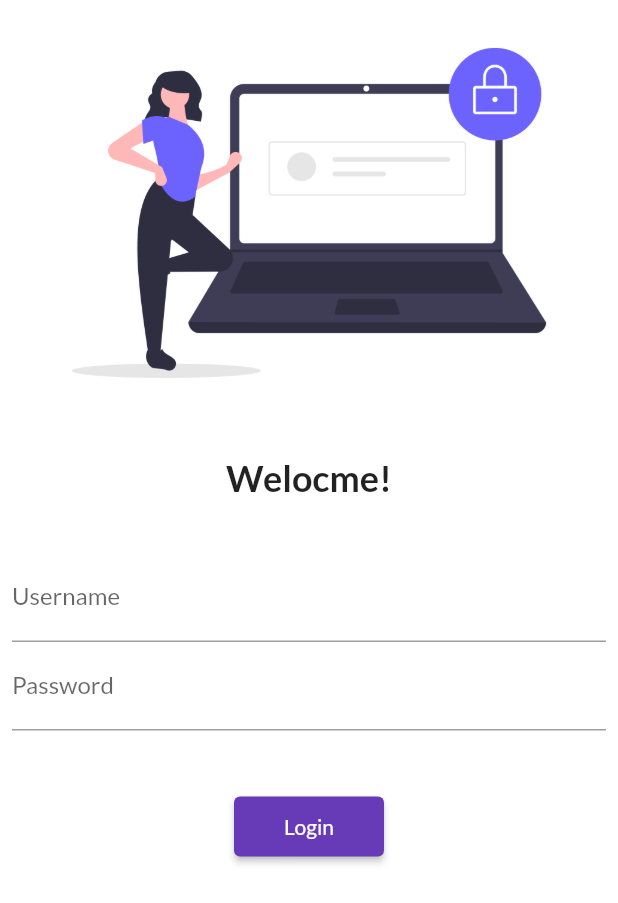
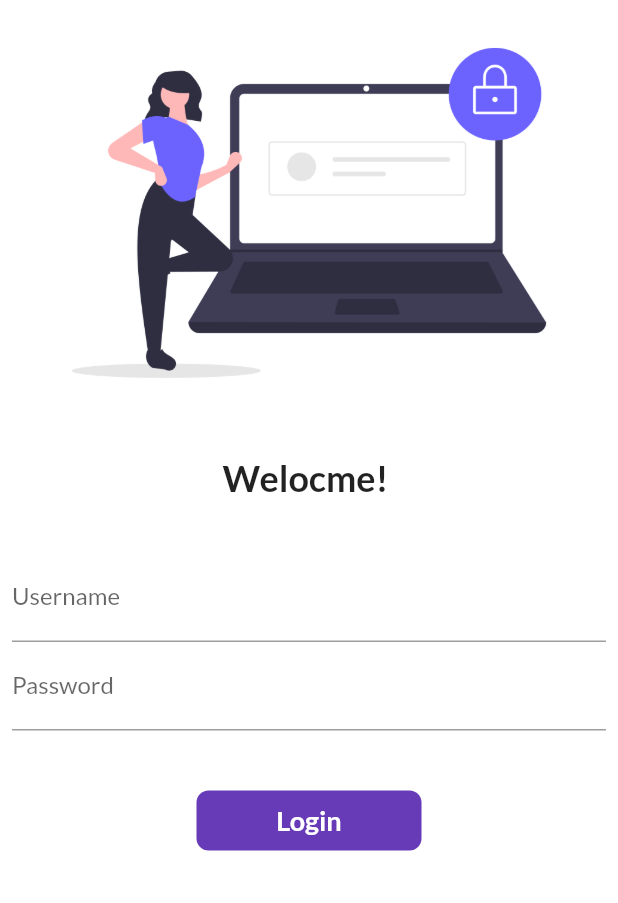
Before and after one commit to Gaurav3499/30DaysOfFlutter, a Flutter app: the screen it shows after launch, on a phone screen of 412 x 824 dp. Shown: the top 903 px of the screen. Run offline on Flutter 3.47's test engine with Material 2 defaults, Android fonts, the phone set to English and light mode, and no system bars; our stand-ins replace google_fonts.

Commit message:
CLS 6 Completed

```diff
--- a/lib/pages/login_page.dart
+++ b/lib/pages/login_page.dart
@@ -1,7 +1,14 @@
 import 'package:catalog_app1/utils/routes.dart';
 import 'package:flutter/material.dart';
 
-class LoginPage extends StatelessWidget {
+class LoginPage extends StatefulWidget {
+  @override
+  _LoginPageState createState() => _LoginPageState();
+}
+
+class _LoginPageState extends State<LoginPage> {
+  String name = "";
+  bool changeButton = false;
   @override
   Widget build(BuildContext context) {
     return Material(
@@ -17,7 +24,7 @@
               height: 20.0,
             ),
             Text(
-              "Welocme!",
+              "Welocme! $name",
               style: TextStyle(
                 fontSize: 24,
                 fontWeight: FontWeight.bold,
@@ -34,6 +41,10 @@
                   TextFormField(
                     decoration: InputDecoration(
                         hintText: "Enter User Name", labelText: "Username"),
+                    onChanged: (value) {
+                      name = value;
+                      setState(() {});
+                    },
                   ),
                   TextFormField(
                     obscureText: true,
@@ -43,13 +54,44 @@
                   SizedBox(
                     height: 40.0,
                   ),
-                  ElevatedButton(
-                    child: Text("Login"),
-                    style: TextButton.styleFrom(minimumSize: Size(100, 40)),
-                    onPressed: () {
+                  InkWell(
+                    onTap: () async {
+                      setState(() {
+                        changeButton = true;
+                      });
+                      await Future.delayed(Duration(seconds: 1));
                       Navigator.pushNamed(context, MyRoutes.homeRoute);
                     },
-                  ),
+                    child: AnimatedContainer(
+                      duration: Duration(seconds: 1),
+                      width: changeButton ? 50 : 150,
+                      height: 40,
+                      alignment: Alignment.center,
+                      child: changeButton
+                          ? Icon(Icons.done, color: Colors.white)
+                          : Text(
+                              "Login",
+                              style: TextStyle(
+                                color: Colors.white,
+                                fontWeight: FontWeight.bold,
+                                fontSize: 18,
+                              ),
+                            ),
+                      decoration: BoxDecoration(
+                          color: Colors.deepPurple,
+                          borderRadius: BorderRadius.circular(
+                            changeButton ? 50 : 8,
+                          )),
+                    ),
+                  )
+
+                  // ElevatedButton(
+                  //   child: Text("Login"),
+                  //   style: TextButton.styleFrom(minimumSize: Size(100, 40)),
+                  //   onPressed: () {
+                  //
+                  //   },
+                  // ),
                 ],
               ),
             )
```
